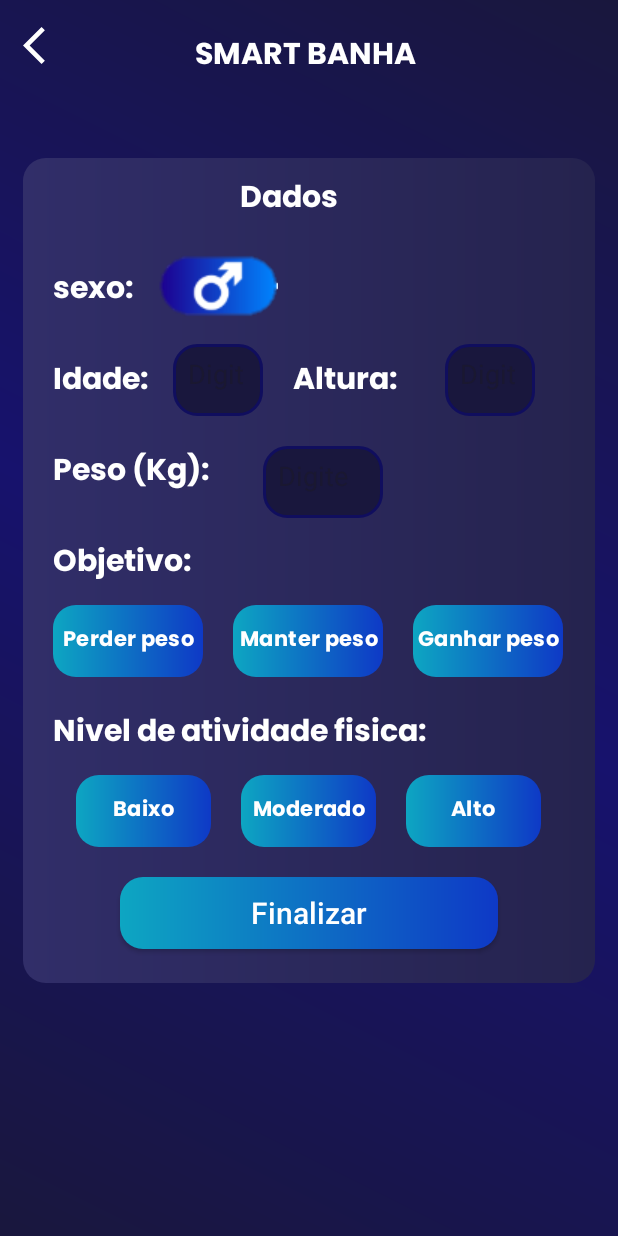
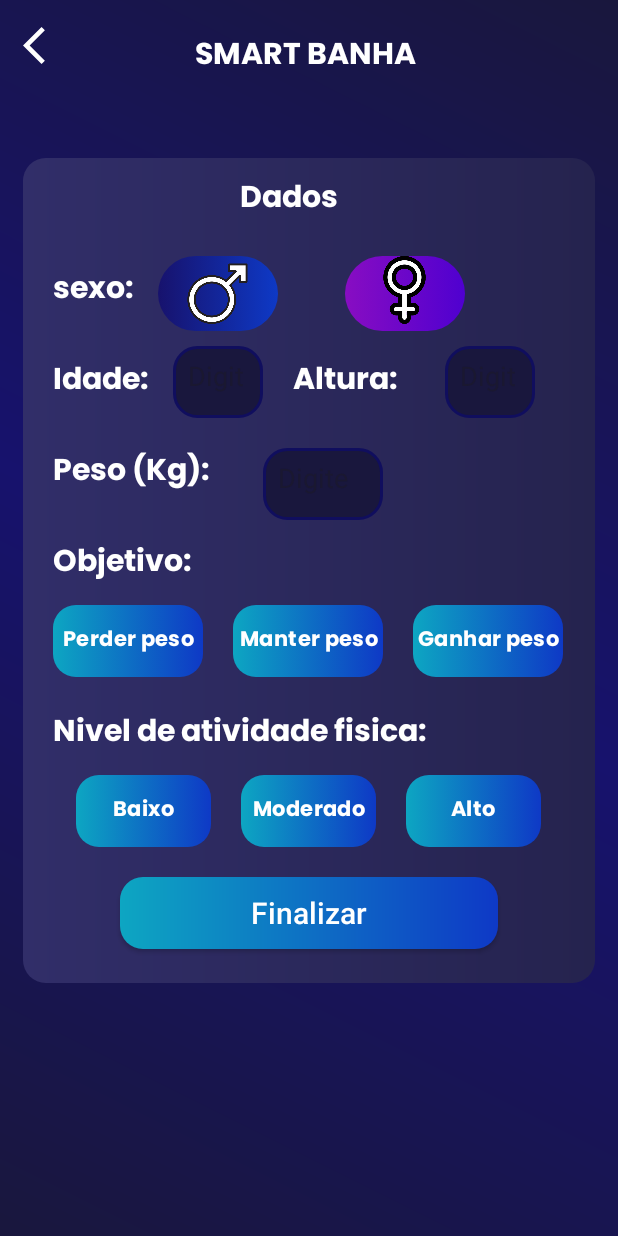
Before and after one commit to Tiag0Sants/Smart-Banha, an Android app: the cadastro2 screen opened directly, with no data from a screen before it, on a phone screen of 412 x 824 dp. Run offline under Robolectric (Android 15) with nearby library versions, the phone set to English and light mode, and no system bars; our stand-ins replace Firebase (no records; nobody signed in at launch, a user with empty details on screens opened directly).

Commit message:
Botões que agora mudam de cor.

```diff
--- /dev/null
+++ b/app/src/main/res/drawable/button_selecionado.xml
@@ -0,0 +1,9 @@
+<?xml version="1.0" encoding="utf-8"?>
+<shape xmlns:android="http://schemas.android.com/apk/res/android">
+    <gradient
+        android:startColor="@color/borda"
+        android:centerColor="@color/login2"
+        android:endColor="@color/login1"/>
+
+    <corners android:radius="15dp"/>
+</shape>
--- /dev/null
+++ b/app/src/main/res/drawable/femi.xml
@@ -0,0 +1,7 @@
+<?xml version="1.0" encoding="utf-8"?>
+<shape xmlns:android="http://schemas.android.com/apk/res/android">
+    <gradient
+        android:startColor="@color/cadastro1"
+        android:endColor="@color/cadastro2"/>
+      <corners android:radius="80dp"/>
+</shape>
--- /dev/null
+++ b/app/src/main/res/drawable/femi_selecionado.xml
@@ -0,0 +1,6 @@
+<shape xmlns:android="http://schemas.android.com/apk/res/android">
+    <gradient
+        android:startColor="@color/black"
+        android:endColor="@color/cadastro2"/>
+    <corners android:radius="80dp"/>
+</shape>
--- /dev/null
+++ b/app/src/main/res/drawable/masc.xml
@@ -0,0 +1,7 @@
+<?xml version="1.0" encoding="utf-8"?>
+<shape xmlns:android="http://schemas.android.com/apk/res/android">
+    <gradient
+        android:startColor="@color/cor_fundo2"
+        android:endColor="@color/login2"/>
+    <corners android:radius="80dp"/>
+</shape>
--- /dev/null
+++ b/app/src/main/res/drawable/masc_selecionado.xml
@@ -0,0 +1,6 @@
+<shape xmlns:android="http://schemas.android.com/apk/res/android">
+    <gradient
+        android:startColor="@color/black"
+        android:endColor="@color/borda"/>
+    <corners android:radius="80dp"/>
+</shape>
--- /dev/null
+++ b/app/src/main/res/drawable/radio_escolhas_background.xml
@@ -0,0 +1,5 @@
+<?xml version="1.0" encoding="utf-8"?>
+<selector xmlns:android="http://schemas.android.com/apk/res/android">
+    <item android:drawable="@drawable/button_selecionado" android:state_checked="true"/>
+    <item android:drawable="@drawable/button" android:state_checked="false"/>
+</selector>
--- /dev/null
+++ b/app/src/main/res/drawable/radio_genero2_background.xml
@@ -0,0 +1,5 @@
+<?xml version="1.0" encoding="utf-8"?>
+<selector xmlns:android="http://schemas.android.com/apk/res/android">
+    <item android:drawable="@drawable/femi_selecionado" android:state_checked="true"/>
+    <item android:drawable="@drawable/femi" android:state_checked="false"/>
+</selector>
--- /dev/null
+++ b/app/src/main/res/drawable/radio_genero_background.xml
@@ -0,0 +1,5 @@
+<?xml version="1.0" encoding="utf-8"?>
+<selector xmlns:android="http://schemas.android.com/apk/res/android">
+    <item android:drawable="@drawable/masc_selecionado" android:state_checked="true"/>
+    <item android:drawable="@drawable/masc" android:state_checked="false"/>
+</selector>
--- a/app/src/main/res/layout/activity_cadastro2.xml
+++ b/app/src/main/res/layout/activity_cadastro2.xml
@@ -85,27 +85,46 @@
         app:layout_constraintStart_toStartOf="@id/container_components"
         app:layout_constraintTop_toBottomOf="@+id/dados"
         android:layout_marginStart="80dp"
+        android:layout_marginTop="20dp"
         >
 
         <RadioButton
             android:id="@+id/radio_male"
-            android:layout_width="wrap_content"
-            android:layout_height="wrap_content"
+            android:layout_width="80dp"
+            android:layout_height="50dp"
             android:button="@null"
-            android:background="?android:attr/selectableItemBackground"
-            android:drawableStart="@drawable/male"
+            android:background="@drawable/radio_genero_background"
             android:layout_marginStart="10dp"
             />
+        <ImageView
+            android:layout_width="50dp"
+            android:layout_height="50dp"
+            android:layout_marginStart="-65dp"
+            android:src="@drawable/male_symbol"
+            app:layout_constraintEnd_toEndOf="@+id/radio_male"
+            app:layout_constraintStart_toStartOf="@+id/radio_male"
+            app:layout_constraintTop_toTopOf="@+id/radio_male" />
 
         <RadioButton
             android:id="@+id/radio_female"
-            android:layout_width="wrap_content"
-            android:layout_height="wrap_content"
-            android:layout_marginStart="30dp"
-            android:background="?android:attr/selectableItemBackground"
+            android:layout_width="80dp"
+            android:layout_height="50dp"
+            android:layout_marginStart="60dp"
+            android:background="@drawable/radio_genero2_background"
             android:button="@null"
             android:drawableStart="@drawable/female" />
+
+        <ImageView
+            android:layout_width="50dp"
+            android:layout_height="45dp"
+            android:layout_marginStart="-65dp"
+            android:src="@drawable/female_symbol"
+            app:layout_constraintEnd_toEndOf="@+id/radio_female"
+            app:layout_constraintStart_toStartOf="@+id/radio_female"
+            app:layout_constraintTop_toTopOf="@+id/radio_female" />
     </RadioGroup>
+
+
 
     <TextView
         android:id="@+id/idade"
@@ -130,7 +149,7 @@
         app:layout_constraintStart_toEndOf="@+id/container_components"
         app:layout_constraintTop_toBottomOf="@+id/genero_grupo"
         android:layout_marginStart="100dp"
-        android:layout_marginTop="-1dp"
+        android:layout_marginTop="10dp"
         android:hint="@string/digite_sua_idade"
         style="@style/edit_text_senha" />
 
@@ -153,7 +172,7 @@
         style="@style/edit_text_senha"
         android:layout_width="60dp"
         android:layout_height="48dp"
-        android:layout_marginTop="-1dp"
+        android:layout_marginTop="10dp"
         android:hint="@string/digite_sua_idade123"
         android:textColor="@color/white"
         app:layout_constraintEnd_toEndOf="@+id/container_components"
@@ -222,7 +241,7 @@
             android:layout_height="wrap_content"
             android:button="@null"
             android:textAlignment="center"
-            android:background="@drawable/button"
+            android:background="@drawable/radio_escolhas_background"
             android:text="Perder peso"
             android:textColor="@color/white"
             android:fontFamily="@font/poppins_bold"
@@ -235,7 +254,7 @@
             android:layout_height="wrap_content"
             android:button="@null"
             android:textAlignment="center"
-            android:background="@drawable/button"
+            android:background="@drawable/radio_escolhas_background"
             android:text="Manter peso"
             android:textColor="@color/white"
             android:fontFamily="@font/poppins_bold"
@@ -248,7 +267,7 @@
             android:layout_height="wrap_content"
             android:button="@null"
             android:textAlignment="center"
-            android:background="@drawable/button"
+            android:background="@drawable/radio_escolhas_background"
             android:text="Ganhar peso"
             android:textColor="@color/white"
             android:fontFamily="@font/poppins_bold"
@@ -291,7 +310,7 @@
             android:layout_height="wrap_content"
             android:button="@null"
             android:textAlignment="center"
-            android:background="@drawable/button"
+            android:background="@drawable/radio_escolhas_background"
             android:textColor="@color/white"
             android:fontFamily="@font/poppins_bold"
             android:layout_marginStart="20dp"
@@ -303,7 +322,7 @@
             android:layout_height="wrap_content"
             android:button="@null"
             android:textAlignment="center"
-            android:background="@drawable/button"
+            android:background="@drawable/radio_escolhas_background"
             android:textColor="@color/white"
             android:fontFamily="@font/poppins_bold"
             android:layout_marginLeft="20dp"
@@ -315,7 +334,7 @@
             android:layout_height="wrap_content"
             android:button="@null"
             android:textAlignment="center"
-            android:background="@drawable/button"
+            android:background="@drawable/radio_escolhas_background"
             android:textColor="@color/white"
             android:fontFamily="@font/poppins_bold"
             android:layout_marginLeft="20dp"
```
Also changed, not shown: app/src/main/res/drawable/female_symbol.png (added), app/src/main/res/drawable/male_symbol.png (added).
